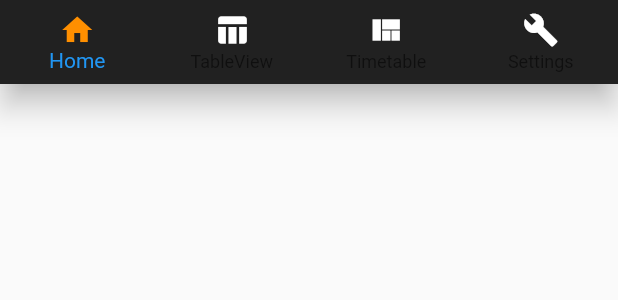
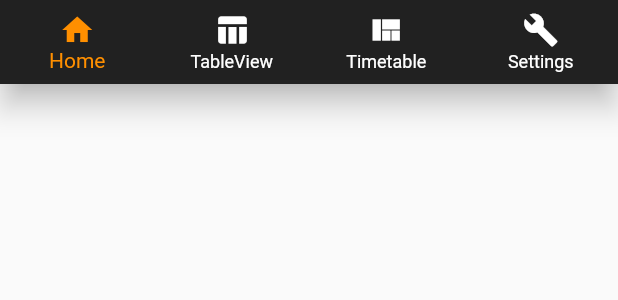
Before and after one commit to Lin2D2/Get_Table_App, a Flutter app: what bottomNavigationBar() shows on an empty page, opened directly, on a phone screen of 412 x 824 dp. Shown: the top 300 px of the screen. Run offline on Flutter 3.47's test engine with Material 2 defaults, Android fonts, the phone set to English and light mode, and no system bars; our stand-ins replace page_transition, settings_ui; missing offline and left inert: swipedetector; network calls fail.

Commit message:
fixed the Coloring problem

```diff
--- a/lib/widgets/bottomNavigationBar.dart
+++ b/lib/widgets/bottomNavigationBar.dart
@@ -38,11 +38,8 @@ Widget bottomNavigationBar(BuildContext context) {
     type: BottomNavigationBarType.fixed,
     currentIndex: context.watch<IndexMainBloc>().index,
     backgroundColor: Colors.grey[900],
-    // TODO the Colors below don't apply
-    unselectedLabelStyle: TextStyle(color: Colors.white),
-    unselectedIconTheme: IconThemeData(color: Colors.white),
-    selectedLabelStyle: TextStyle(color: Colors.amber[800]),
-    selectedIconTheme: IconThemeData(color: Colors.amber[800]),
+    fixedColor: Colors.amber[800],
+    unselectedItemColor: Colors.white,
     onTap: _onItemTapped,
     items: const <BottomNavigationBarItem>[
       BottomNavigationBarItem(
```
